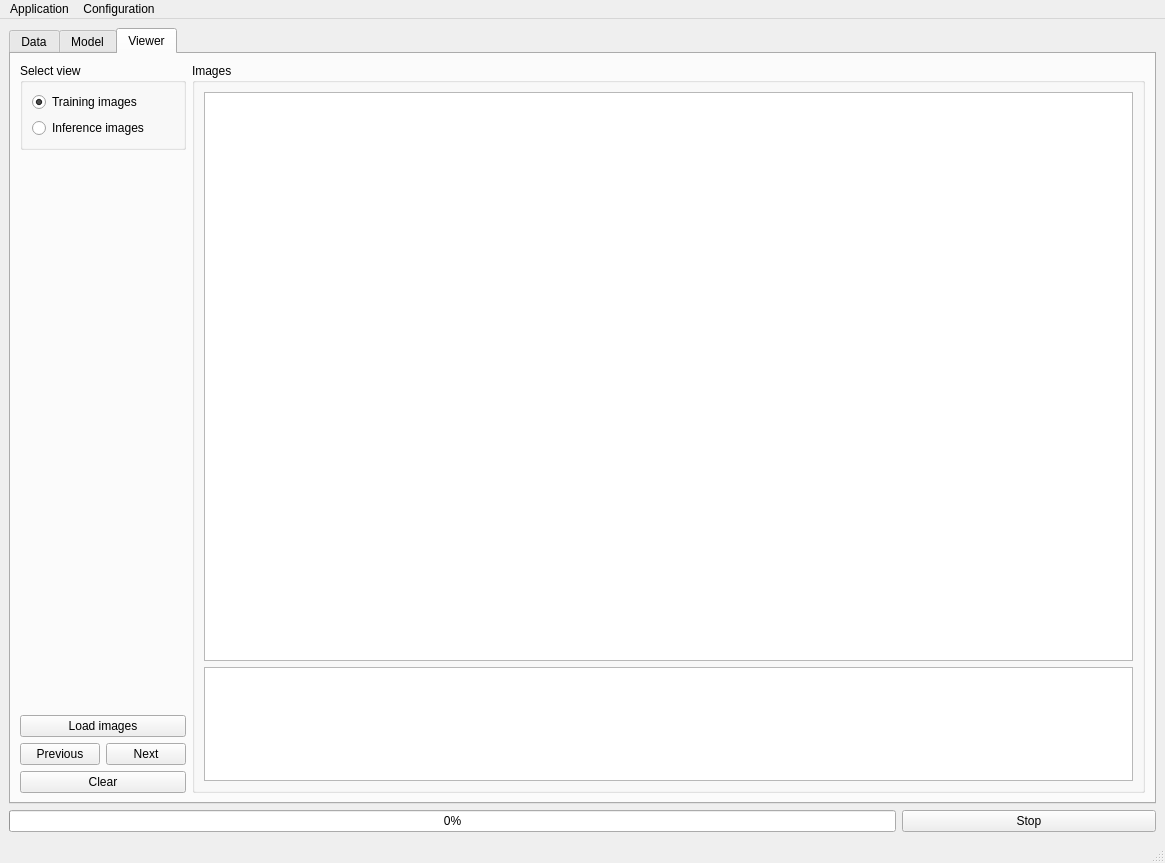
Above: XREPORT/app/assets/window_layout.ui from CTCycle/XREPORT-radiological-reports-generator before the change. Below: the same form after it.
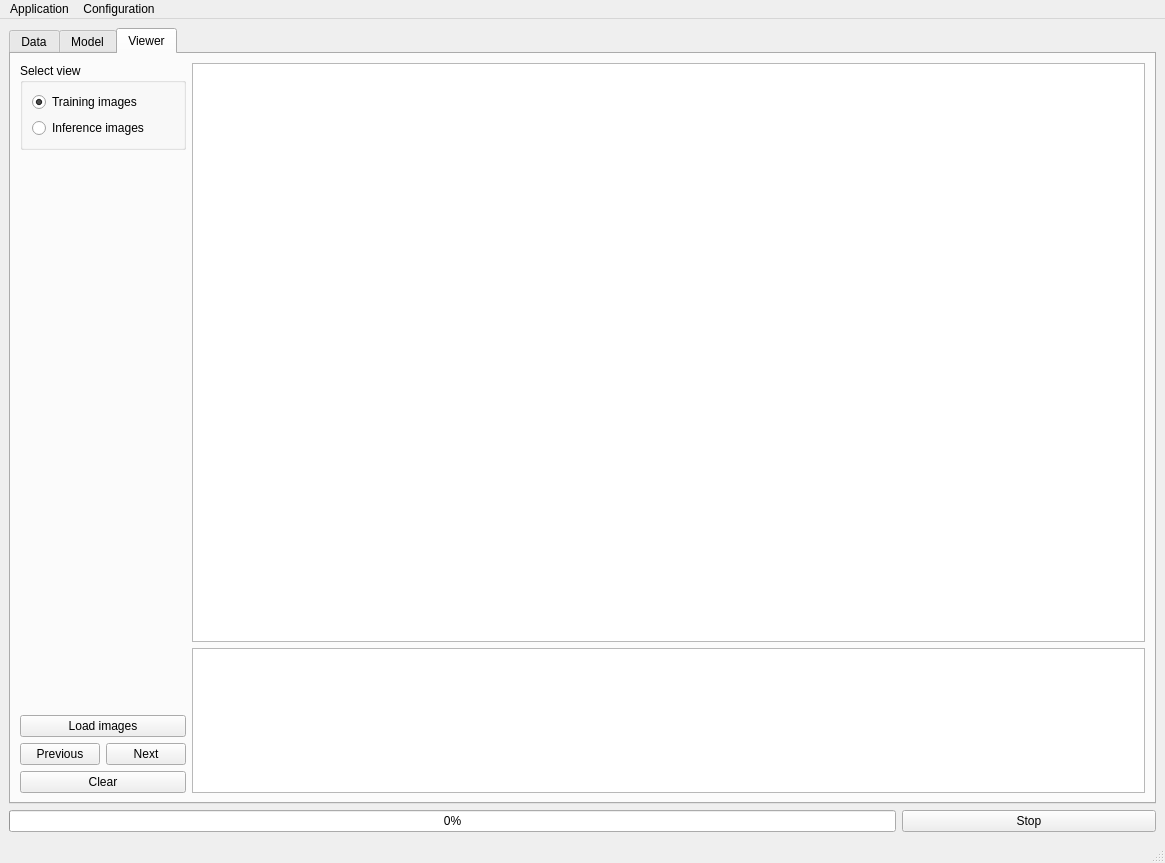
That is the form after the change. The open tabs and pages were chosen to show the change.

The edit to the form file:
```diff
--- a/XREPORT/app/assets/window_layout.ui
+++ b/XREPORT/app/assets/window_layout.ui
@@ -1173,11 +1173,7 @@
          </layout>
         </item>
         <item>
-         <widget class="QGroupBox" name="canvasGroup">
-          <property name="title">
-           <string>Images</string>
-          </property>
-          <layout class="QVBoxLayout" name="verticalLayout_7" stretch="5,1">
+         <layout class="QVBoxLayout" name="verticalLayout_7" stretch="4,1">
            <item>
             <widget class="QGraphicsView" name="canvas"/>
            </item>
@@ -1189,7 +1185,6 @@
             </widget>
            </item>
           </layout>
-         </widget>
         </item>
        </layout>
       </widget>
```
Left out of the diff: 40 changed lines with no effect on the pictures. Lines whose indentation alone changed are shown as unchanged.
